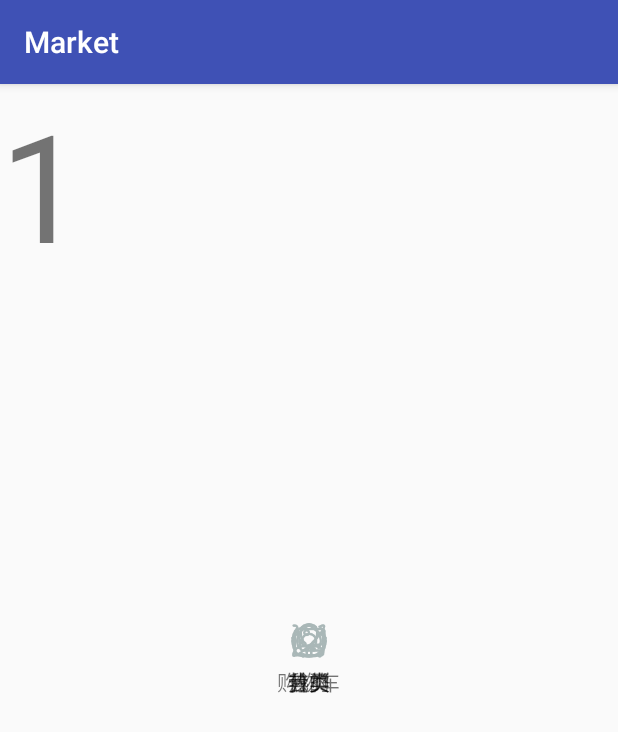
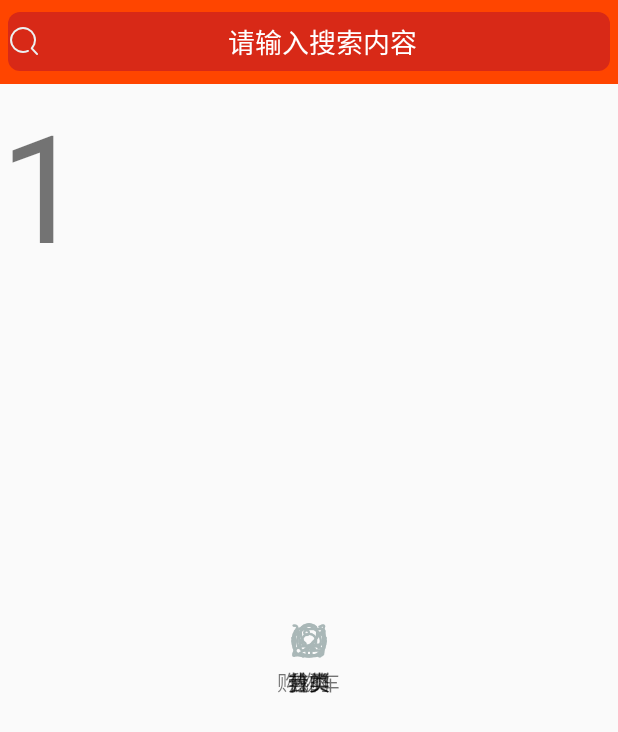
Before and after one commit to DtLooker/Market, an Android app: the screen it shows after launch (MainActivity), on a phone screen of 412 x 824 dp. Shown: the top 732 px of the screen. Run offline under Robolectric (Android 15) with nearby library versions, the phone set to English and light mode, and no system bars.

Commit message:
完成自定义toolbar

```diff
--- a/app/src/main/java/com/looker/market/MainActivity.java
+++ b/app/src/main/java/com/looker/market/MainActivity.java
@@ -6,6 +6,7 @@ import android.support.v7.app.AppCompatActivity;
 import android.view.LayoutInflater;
 import android.view.View;
 import android.widget.ImageView;
+import android.widget.LinearLayout;
 import android.widget.TabHost;
 import android.widget.TextView;
 
@@ -15,6 +16,7 @@ import com.looker.market.fragment.CategoryFragment;
 import com.looker.market.fragment.HomeFragment;
 import com.looker.market.fragment.HotFragment;
 import com.looker.market.fragment.MineFragment;
+import com.looker.market.widget.MToolbar;
 
 import java.util.ArrayList;
 import java.util.List;
@@ -23,13 +25,19 @@ public class MainActivity extends AppCompatActivity {
 
     private FragmentTabHost mTabHost;
     private List<Tab> tabs = new ArrayList<>(5);
+    private MToolbar mToolbar;
 
     @Override
     protected void onCreate(Bundle savedInstanceState) {
         super.onCreate(savedInstanceState);
         setContentView(R.layout.activity_main);
+        getSupportActionBar().hide();
+        initTabHost();
+        initToolbar();
+    }
 
-        initTabHost();
+    private void initToolbar() {
+        mToolbar = (MToolbar) findViewById(R.id.toolbar);
     }
 
     private void initTabHost() {
@@ -55,9 +63,13 @@ public class MainActivity extends AppCompatActivity {
             tabSpec.setIndicator(buildIndicator(tab));
             mTabHost.addTab(tabSpec, tab.getFragment(), null);
         }
+
+        mTabHost.setCurrentTab(0);
+        mTabHost.getTabWidget().setShowDividers(LinearLayout.SHOW_DIVIDER_NONE);
     }
 
     private View buildIndicator(Tab tab){
+
         View inflate = LayoutInflater.from(this).inflate(R.layout.item_tab, null);
         ImageView tabIcon = (ImageView) inflate.findViewById(R.id.item_tab_iv);
         TextView tabText = (TextView) inflate.findViewById(R.id.item_tab_tv);
--- /dev/null
+++ b/app/src/main/java/com/looker/market/widget/MToolbar.java
@@ -0,0 +1,133 @@
+package com.looker.market.widget;
+
+import android.content.Context;
+import android.content.res.TypedArray;
+import android.graphics.drawable.Drawable;
+import android.support.annotation.Nullable;
+import android.support.annotation.StringRes;
+import android.support.v7.widget.Toolbar;
+import android.util.AttributeSet;
+import android.view.Gravity;
+import android.view.LayoutInflater;
+import android.view.View;
+import android.view.ViewGroup;
+import android.widget.EditText;
+import android.widget.ImageButton;
+import android.widget.TextView;
+import com.looker.market.R;
+
+
+/**
+ * Created by looker on 2017/3/15.
+ */
+
+public class MToolbar extends Toolbar {
+
+    private View mView;
+    private EditText mSearchView;
+    private TextView mTitle;
+    private ImageButton mRightButton;
+
+    public MToolbar(Context context) {
+        this(context, null);
+    }
+
+    //初始化的时候默认加载第二个构造函数
+    public MToolbar(Context context, @Nullable AttributeSet attrs) {
+        this(context, attrs, 0);
+    }
+
+    //获取自定义属性需要通过第三个构造函数
+    public MToolbar(Context context, @Nullable AttributeSet attrs, int defStyleAttr) {
+        super(context, attrs, defStyleAttr);
+
+        initView();
+
+        if (attrs != null) {
+            TypedArray array = context.getTheme().obtainStyledAttributes(
+                    attrs, R.styleable.MToolbar, defStyleAttr, 0);
+            int count = array.getIndexCount();
+            for (int i = 0; i < count; i++) {
+                int attr = array.getIndex(i);
+                switch (attr) {
+                    case R.styleable.MToolbar_isShowSearchView:
+                        boolean isShowSearchView = array.getBoolean(R.styleable.MToolbar_isShowSearchView, false);
+                        if (isShowSearchView) {
+                            showSearchView();
+                            hideTitleView();
+                        }
+                        break;
+                    case R.styleable.MToolbar_rightButtonIcon:
+                        Drawable rightButtonIcon = array.getDrawable(R.styleable.MToolbar_rightButtonIcon);
+                        //操作
+                        setRightButtonIcon(rightButtonIcon);
+                        break;
+                }
+            }
+            array.recycle();
+        }
+    }
+
+    private void initView() {
+        if (mView == null){
+            mView = LayoutInflater.from(getContext()).inflate(R.layout.toolbar, null);
+
+            mSearchView = (EditText) mView.findViewById(R.id.toolbar_searchview);
+            mTitle = (TextView) mView.findViewById(R.id.toolbar_title);
+            mRightButton = (ImageButton) mView.findViewById(R.id.toolbar_rightButton);
+
+            LayoutParams lp = new LayoutParams(
+                    ViewGroup.LayoutParams.MATCH_PARENT, ViewGroup.LayoutParams.WRAP_CONTENT, Gravity.CENTER);
+            addView(mView, lp);
+        }
+    }
+
+    private void setRightButtonIcon(Drawable icon) {
+        if (icon != null){
+            mRightButton.setImageDrawable(icon);
+            mRightButton.setVisibility(VISIBLE);
+        }
+    }
+
+    public void setRightButtonOnClickListener(OnClickListener listener){
+        mRightButton.setOnClickListener(listener);
+    }
+
+    @Override
+    public void setTitle(@StringRes int resId) {
+        setTitle(getContext().getText(resId));
+    }
+
+    @Override
+    public void setTitle(CharSequence title) {
+        initView();
+        if (mTitle != null){
+            mTitle.setText(title);
+            showTitleView();
+        }
+    }
+
+    public void showSearchView(){
+        if (mSearchView != null){
+            mSearchView.setVisibility(VISIBLE);
+        }
+    }
+
+    public void hideSearchView(){
+        if (mSearchView != null){
+            mSearchView.setVisibility(GONE);
+        }
+    }
+
+    private void showTitleView() {
+        if (mTitle != null){
+            mTitle.setVisibility(VISIBLE);
+        }
+    }
+
+    private void hideTitleView() {
+        if (mTitle != null){
+            mTitle.setVisibility(GONE);
+        }
+    }
+}
--- /dev/null
+++ b/app/src/main/res/drawable/selector_search_view.xml
@@ -0,0 +1,24 @@
+<?xml version="1.0" encoding="utf-8"?>
+<selector xmlns:android="http://schemas.android.com/apk/res/android">
+    <item>
+        <shape android:shape="rectangle">
+            <corners android:radius="8dp"/>
+            <solid android:color="#D82917"/>
+        </shape>
+    </item>
+
+    <item android:state_pressed="false">
+        <shape android:shape="rectangle">
+            <corners android:radius="8dp"/>
+            <solid android:color="#eb4f38"/>
+        </shape>
+    </item>
+
+    <item android:state_pressed="true">
+        <shape android:shape="rectangle">
+            <corners android:radius="8dp"/>
+            <solid android:color="#eb4f38"/>
+        </shape>
+    </item>
+
+</selector>
--- a/app/src/main/res/layout/activity_main.xml
+++ b/app/src/main/res/layout/activity_main.xml
@@ -2,15 +2,25 @@
 <LinearLayout
     xmlns:android="http://schemas.android.com/apk/res/android"
     xmlns:tools="http://schemas.android.com/tools"
+    xmlns:app="http://schemas.android.com/apk/res-auto"
     android:id="@+id/activity_main"
     android:layout_width="match_parent"
     android:layout_height="match_parent"
+    android:orientation="vertical"
     tools:context="com.looker.market.MainActivity">
+
+    <com.looker.market.widget.MToolbar
+        android:id="@+id/toolbar"
+        android:layout_width="match_parent"
+        android:layout_height="?attr/actionBarSize"
+        app:isShowSearchView="true"
+        android:background="@color/orangered"/>
 
     <android.support.v4.app.FragmentTabHost
         android:id="@+id/tab_host"
         android:layout_width="match_parent"
-        android:layout_height="match_parent">
+        android:layout_height="0dp"
+        android:layout_weight="1">
 
         <LinearLayout
             android:layout_width="match_parent"
--- /dev/null
+++ b/app/src/main/res/layout/toolbar.xml
@@ -0,0 +1,40 @@
+<?xml version="1.0" encoding="utf-8"?>
+<LinearLayout xmlns:android="http://schemas.android.com/apk/res/android"
+              android:orientation="vertical"
+              android:layout_width="match_parent"
+              android:layout_height="match_parent">
+
+    <EditText
+        android:id="@+id/toolbar_searchview"
+        android:layout_width="match_parent"
+        android:layout_height="wrap_content"
+        android:layout_marginLeft="5dp"
+        android:layout_marginRight="5dp"
+        android:layout_gravity="center"
+        android:layout_centerVertical="true"
+        android:gravity="center"
+        android:drawableLeft="@mipmap/icon_search"
+        style="@style/search_view"
+        android:hint="请输入搜索内容"
+        android:visibility="gone"/>
+
+    <TextView
+        android:id="@+id/toolbar_title"
+        android:layout_width="wrap_content"
+        android:layout_height="wrap_content"
+        android:layout_centerInParent="true"
+        android:layout_gravity="center"
+        android:gravity="center"
+        android:textColor="@color/white"
+        android:textSize="20sp"
+        android:visibility="gone"/>
+
+    <ImageButton
+        android:id="@+id/toolbar_rightButton"
+        android:layout_width="wrap_content"
+        android:layout_height="wrap_content"
+        android:layout_alignParentRight="true"
+        android:layout_centerVertical="true"
+        android:visibility="gone"/>
+
+</LinearLayout>
--- a/app/src/main/res/values/styles.xml
+++ b/app/src/main/res/values/styles.xml
@@ -8,4 +8,17 @@
         <item name="colorAccent">@color/colorAccent</item>
     </style>
 
+    <style name="search_view">
+        <item name="android:textSize">18sp</item>
+        <item name="android:textColor">@color/white</item>
+        <item name="android:textColorHint">@color/white</item>
+
+        <item name="android:singleLine">true</item>
+
+        <item name="android:paddingRight">4dp</item>
+        <item name="android:paddingTop">6dp</item>
+        <item name="android:paddingBottom">6dp</item>
+        <item name="android:background">@drawable/selector_search_view</item>
+    </style>
+
 </resources>
```
Also changed, not shown: app/build.gradle (+5 -2 lines), app/src/main/java/com/looker/market/okhttp/BaseCallback.java (added, +46 -0 lines), app/src/main/java/com/looker/market/okhttp/HttpManager.java (added, +130 -0 lines), app/src/main/java/com/looker/market/okhttp/RequestParam.java (added, +33 -0 lines), app/src/main/java/com/looker/market/okhttp/SimpleHttpClient.java (added, +165 -0 lines), app/src/main/res/values/attrs.xml (added, +12 -0 lines).
